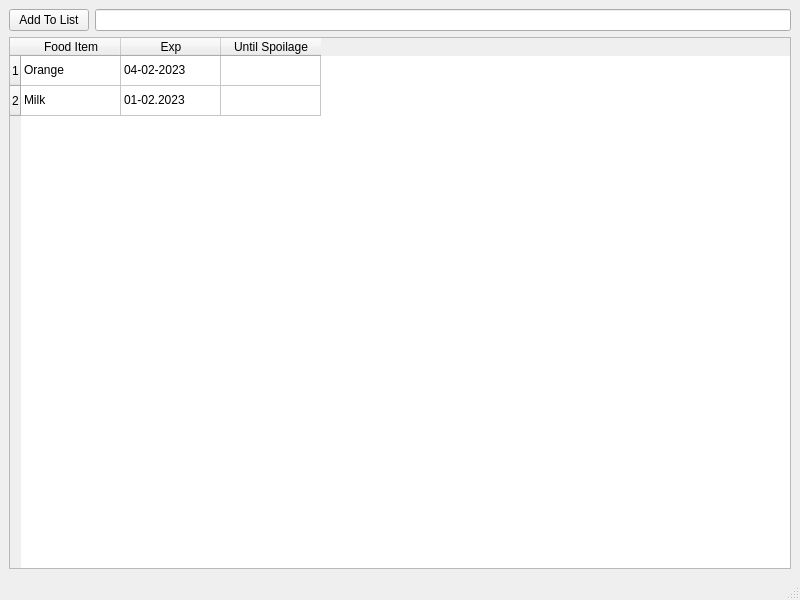
This is FoodTracker/mainwindow.ui in TheCodeCrusaders/Food-Prototype as Qt 5 draws it before an edit. The edited form follows.
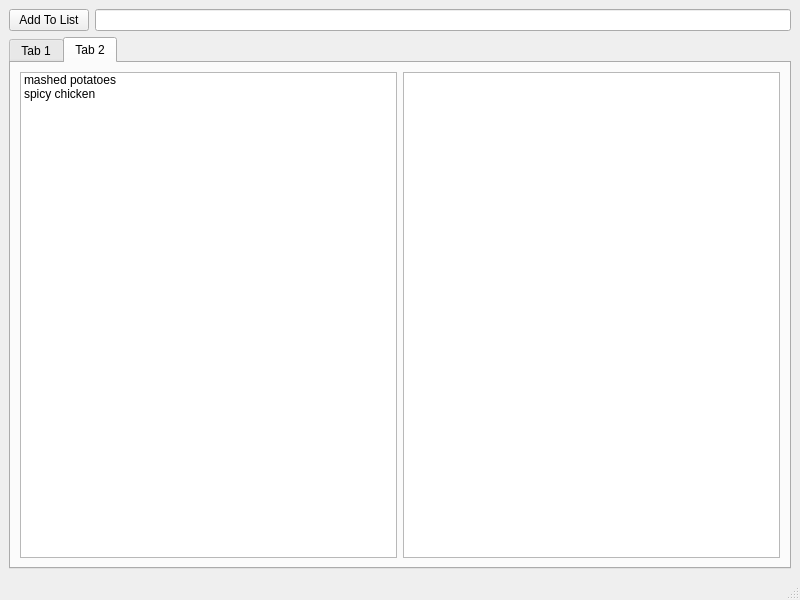
This is the edited form.

```diff
--- a/FoodTracker/mainwindow.ui
+++ b/FoodTracker/mainwindow.ui
@@ -30,6 +30,14 @@
      </layout>
     </item>
     <item>
+     <widget class="QTabWidget" name="tabWidget">
+      <property name="currentIndex">
+       <number>1</number>
+      </property>
+      <widget class="QWidget" name="tab">
+       <attribute name="title">
+        <string>Tab 1</string>
+       </attribute>
      <layout class="QHBoxLayout" name="horizontalLayout">
       <item>
        <widget class="QTableWidget" name="tableWidget">
@@ -81,6 +89,32 @@
        </widget>
       </item>
      </layout>
+      </widget>
+      <widget class="QWidget" name="tab_2">
+       <attribute name="title">
+        <string>Tab 2</string>
+       </attribute>
+       <layout class="QHBoxLayout" name="horizontalLayout_3">
+        <item>
+         <widget class="QListWidget" name="listWidge_recepie">
+          <item>
+           <property name="text">
+            <string>mashed potatoes</string>
+           </property>
+          </item>
+          <item>
+           <property name="text">
+            <string>spicy chicken</string>
+           </property>
+          </item>
+         </widget>
+        </item>
+        <item>
+         <widget class="QTextBrowser" name="textBrowser_recepie"/>
+        </item>
+       </layout>
+      </widget>
+     </widget>
     </item>
    </layout>
   </widget>
```
Lines whose indentation alone changed are shown as unchanged.
